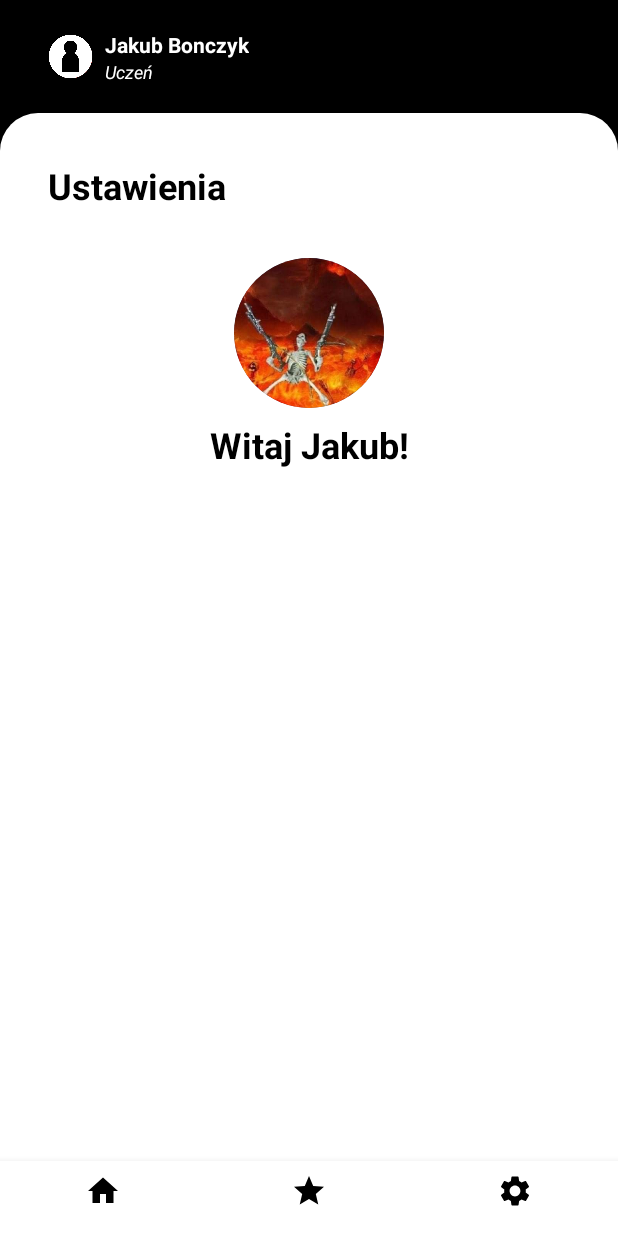
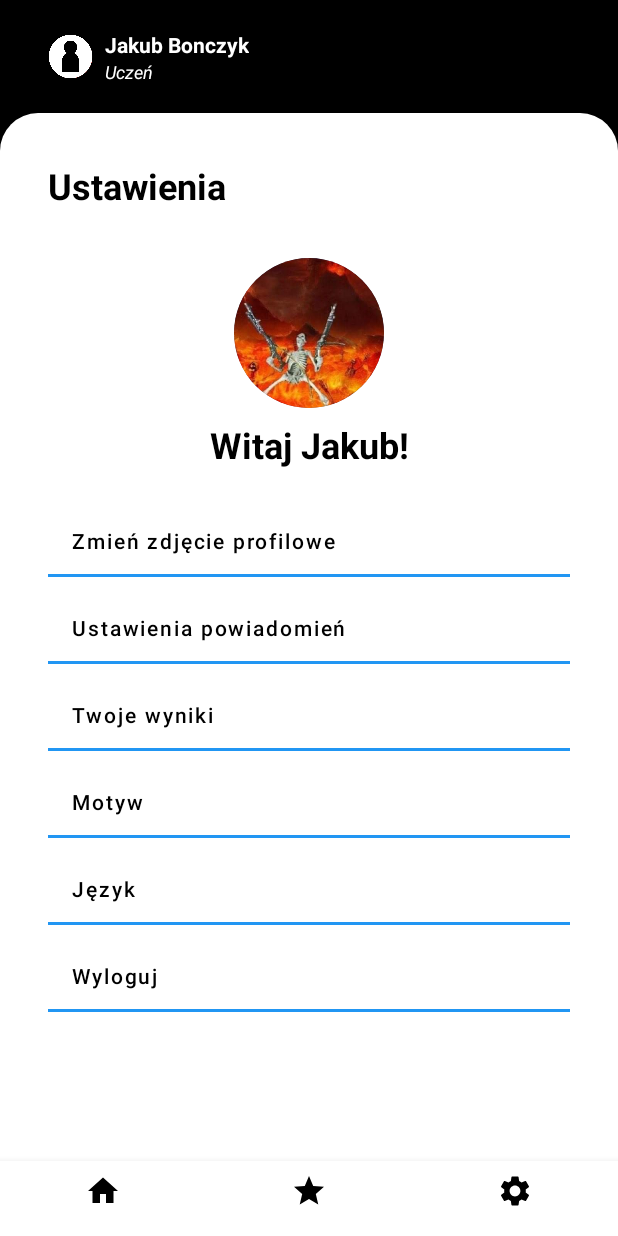
Before and after one commit to jakubbonczyk/MemoriesppAndroid, an Android app: the fragment SettingsFragment placed in its activity, on a phone screen of 412 x 824 dp. Run offline under Robolectric (Android 15) with nearby library versions, the light colour scheme and no system bars.

Commit message:
Changes:  - New buttons in Settings fragment

```diff
--- /dev/null
+++ b/app/src/main/res/drawable/button_bottom_border.xml
@@ -0,0 +1,17 @@
+<?xml version="1.0" encoding="utf-8"?>
+<layer-list xmlns:android="http://schemas.android.com/apk/res/android">
+    <!-- Tło przycisku – możesz ustawić kolor lub uczynić je transparentnym -->
+    <item>
+        <shape android:shape="rectangle">
+            <solid android:color="@android:color/transparent" />
+        </shape>
+    </item>
+
+    <!-- Dolna granica -->
+    <item android:gravity="bottom">
+        <shape android:shape="rectangle">
+            <solid android:color="@android:color/black" />
+            <size android:height="2dp" />
+        </shape>
+    </item>
+</layer-list>
--- a/app/src/main/res/layout/fragment_settings.xml
+++ b/app/src/main/res/layout/fragment_settings.xml
@@ -52,6 +52,81 @@
             app:layout_constraintStart_toStartOf="parent"
             app:layout_constraintTop_toBottomOf="@+id/profileImage"
             tools:ignore="MissingConstraints" />
+
+        <LinearLayout
+            android:layout_width="match_parent"
+            android:layout_height="0dp"
+            android:layout_marginTop="24dp"
+            android:orientation="vertical"
+            app:layout_constraintTop_toBottomOf="@+id/textView13"
+            tools:layout_editor_absoluteX="32dp">
+
+            <Button
+                android:id="@+id/changeProfilePictureButton"
+                android:layout_width="match_parent"
+                android:layout_height="wrap_content"
+                android:background="@drawable/button_bottom_border"
+                android:text="Zmień zdjęcie profilowe"
+                android:textAlignment="textStart"
+                android:textColor="@color/black"
+                android:textAllCaps="false"
+                android:layout_marginBottom="10dp"/>
+
+            <Button
+                android:id="@+id/changeNotificationsSettingsButton"
+                android:layout_width="match_parent"
+                android:layout_height="wrap_content"
+                android:background="@drawable/button_bottom_border"
+                android:text="Ustawienia powiadomień"
+                android:textAlignment="textStart"
+                android:textColor="@color/black"
+                android:textAllCaps="false"
+                android:layout_marginBottom="10dp"/>
+            <Button
+                android:id="@+id/yourResultsButton"
+                android:layout_width="match_parent"
+                android:layout_height="wrap_content"
+                android:background="@drawable/button_bottom_border"
+                android:text="Twoje wyniki"
+                android:textAlignment="textStart"
+                android:textColor="@color/black"
+                android:textAllCaps="false"
+                android:layout_marginBottom="10dp"/>
+
+            <Button
+                android:id="@+id/changeThemeButton"
+                android:layout_width="match_parent"
+                android:layout_height="wrap_content"
+                android:background="@drawable/button_bottom_border"
+                android:text="Motyw"
+                android:textAlignment="textStart"
+                android:textColor="@color/black"
+                android:textAllCaps="false"
+                android:layout_marginBottom="10dp"/>
+
+            <Button
+                android:id="@+id/changeLanguageButton"
+                android:layout_width="match_parent"
+                android:layout_height="wrap_content"
+                android:background="@drawable/button_bottom_border"
+                android:text="Język"
+                android:textAlignment="textStart"
+                android:textColor="@color/black"
+                android:textAllCaps="false"
+                android:layout_marginBottom="10dp"/>
+
+            <Button
+                android:id="@+id/logoutButton"
+                android:layout_width="match_parent"
+                android:layout_height="wrap_content"
+                android:background="@drawable/button_bottom_border"
+                android:text="Wyloguj"
+                android:textAlignment="textStart"
+                android:textColor="@color/black"
+                android:textAllCaps="false"
+                android:layout_marginBottom="10dp"/>
+
+        </LinearLayout>
     </androidx.constraintlayout.widget.ConstraintLayout>
 
 </androidx.constraintlayout.widget.ConstraintLayout>
```
